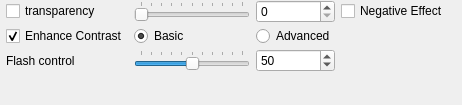
Old version of the form src/gui/forms/toolbar_rendertransparencygroup.ui in the repository open-scan-crew/OpenScanTools.
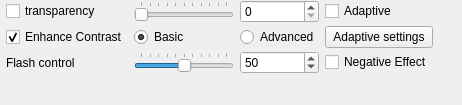
New version of the form.

Commit message: Add adaptive distance-based transparency controls and persistence

```diff
--- a/src/gui/forms/toolbar_rendertransparencygroup.ui
+++ b/src/gui/forms/toolbar_rendertransparencygroup.ui
@@ -150,6 +150,20 @@
      </property>
     </widget>
    </item>
+   <item row="0" column="3">
+    <widget class="QCheckBox" name="checkBox_adaptiveTransparency">
+     <property name="text">
+      <string>Adaptive</string>
+     </property>
+    </widget>
+   </item>
+   <item row="1" column="3">
+    <widget class="QPushButton" name="pushButton_adaptiveTransparencySettings">
+     <property name="text">
+      <string>Adaptive settings</string>
+     </property>
+    </widget>
+   </item>
    <item row="1" column="1">
     <widget class="QRadioButton" name="basicEnhanceContrastRadioButton">
      <property name="text">
@@ -160,7 +174,7 @@
      </property>
     </widget>
    </item>
-   <item row="1" column="3" rowspan="4">
+   <item row="0" column="4" rowspan="5">
     <spacer name="horizontalSpacer">
      <property name="orientation">
       <enum>Qt::Horizontal</enum>
@@ -176,7 +190,7 @@
      </property>
     </spacer>
    </item>
-   <item row="0" column="3">
+   <item row="2" column="3">
     <widget class="QCheckBox" name="checkBox_negativeEffect">
      <property name="text">
       <string>Negative Effect</string>
```
The commit also changes 22 other files.
